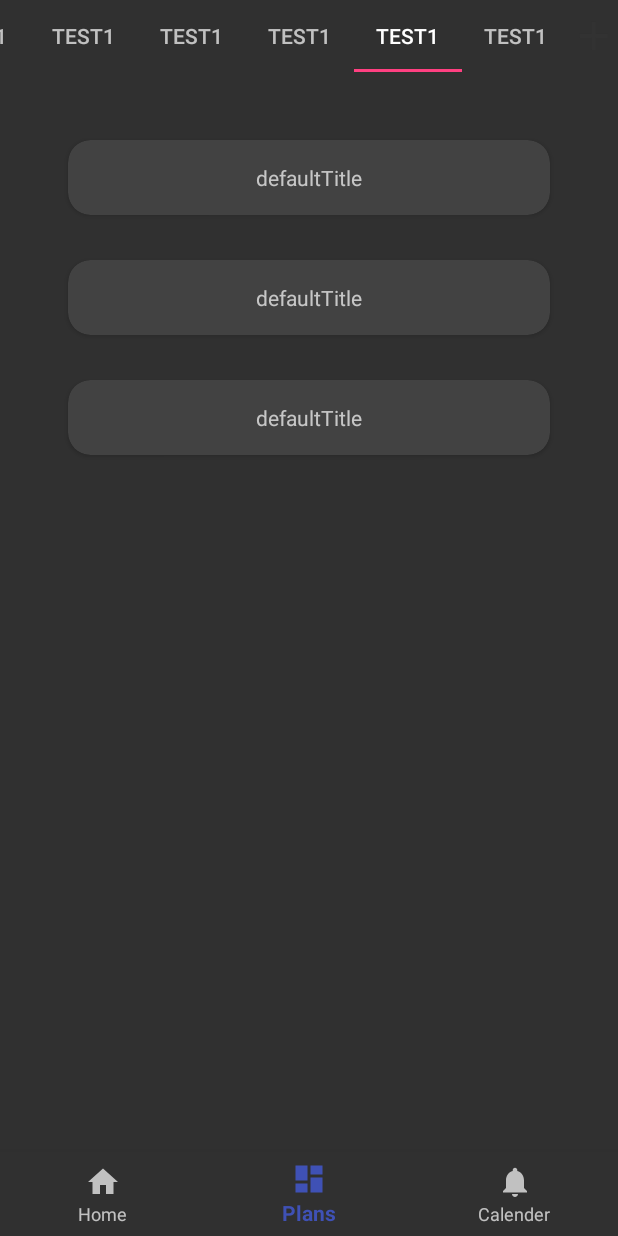
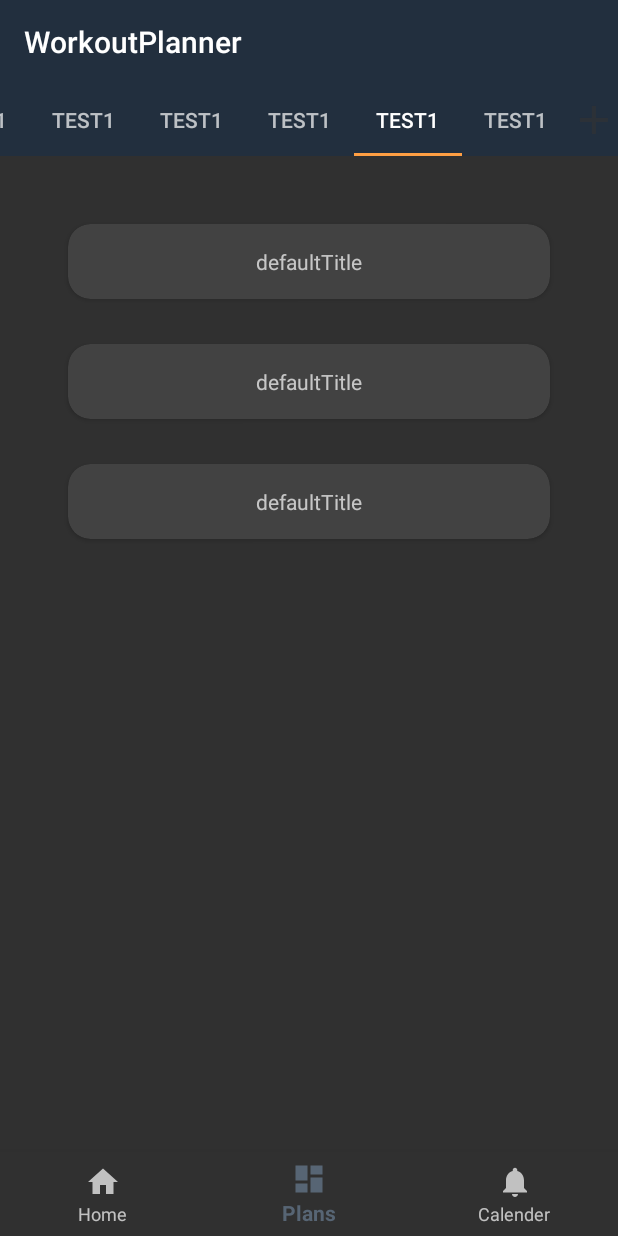
Before and after one commit to Dezaos/AndroidWorkoutPlanner, an Android app: the screen it shows after launch (MainActivity), tab 2 chosen, on a phone screen of 412 x 824 dp. Run offline under Robolectric (Android 15) with nearby library versions, the phone set to English and light mode, and no system bars.

Commit message:
Added toolbar

```diff
--- a/app/src/main/java/com/example/mikkel/workoutplanner/MainActivity.java
+++ b/app/src/main/java/com/example/mikkel/workoutplanner/MainActivity.java
@@ -5,6 +5,7 @@ import android.support.annotation.NonNull;
 import android.support.design.widget.BottomNavigationView;
 import android.support.v4.app.Fragment;
 import android.support.v7.app.AppCompatActivity;
+import android.support.v7.widget.Toolbar;
 import android.util.Log;
 import android.view.MenuItem;
 import android.widget.TextView;
@@ -70,6 +71,9 @@ public class MainActivity extends AppCompatActivity {
         Activity = this;
         setContentView(R.layout.activity_main);
 
+        Toolbar toolbar = findViewById(R.id.toolbar);
+        setSupportActionBar(toolbar);
+
         mTextMessage = (TextView) findViewById(R.id.message);
         BottomNavigationView navigation = (BottomNavigationView) findViewById(R.id.navigation);
         navigation.setOnNavigationItemSelectedListener(mOnNavigationItemSelectedListener);
--- a/app/src/main/res/layout/activity_main.xml
+++ b/app/src/main/res/layout/activity_main.xml
@@ -7,10 +7,19 @@
     android:layout_height="match_parent"
     tools:context=".MainActivity">
 
+    <android.support.v7.widget.Toolbar
+        android:id="@+id/toolbar"
+        android:layout_width="match_parent"
+        android:layout_height="wrap_content"
+        android:background="@color/colorPrimaryDark"
+        app:layout_constraintTop_toTopOf="parent"/>
+
     <FrameLayout
         android:id="@+id/mainFrame"
         android:layout_width="match_parent"
-        android:layout_height="match_parent">
+        android:layout_height="0dp"
+        app:layout_constraintTop_toBottomOf="@+id/toolbar"
+        app:layout_constraintBottom_toTopOf="@id/navigation">
 
     </FrameLayout>
 
--- a/app/src/main/res/layout/fragment_workoutplans.xml
+++ b/app/src/main/res/layout/fragment_workoutplans.xml
@@ -11,6 +11,7 @@
         android:orientation="horizontal"
         android:layoutDirection="rtl"
         android:gravity="center_vertical"
+        android:background="@color/colorPrimaryDark"
         >
 
         <ImageButton
--- a/app/src/main/res/values/colors.xml
+++ b/app/src/main/res/values/colors.xml
@@ -1,6 +1,18 @@
 <?xml version="1.0" encoding="utf-8"?>
 <resources>
-    <color name="colorPrimary">#3F51B5</color>
-    <color name="colorPrimaryDark">#303F9F</color>
-    <color name="colorAccent">#FF4081</color>
+    <color name="colorPrimary">#576574</color>
+    <color name="colorPrimaryDark">#222f3e</color>
+    <color name="colorAccent">#ff9f43</color>
+    <color name="textColor">#ffffff</color>
+    <color name="colorBackground">#576574</color>
+    <color name="navigationBarColor">#000000</color>
+    <color name="statusBarColor">#2c2c2c</color>
+    <color name="textColorPrimaryInverse">#000000</color>
+    <color name="textColorSecondary">#FFFFFF</color>
+    <color name="textColorSecondaryInverse">#000000</color>
+    <color name="windowBackground">#000000</color>
+    <color name="colorForeground">#000000</color>
+
+
+
 </resources>
```
Also changed, not shown: app/src/main/res/values-v21/styles.xml (added, +17 -0 lines), app/src/main/res/values/styles.xml (+12 -0 lines).
